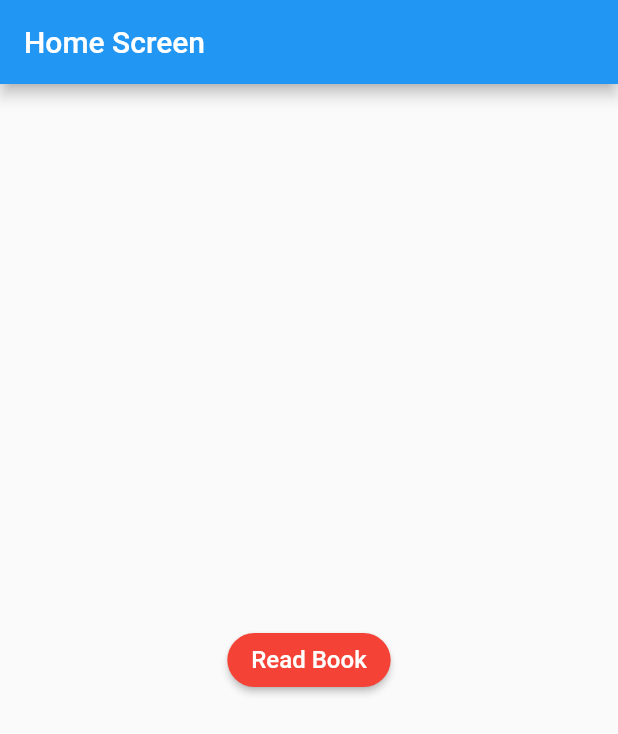
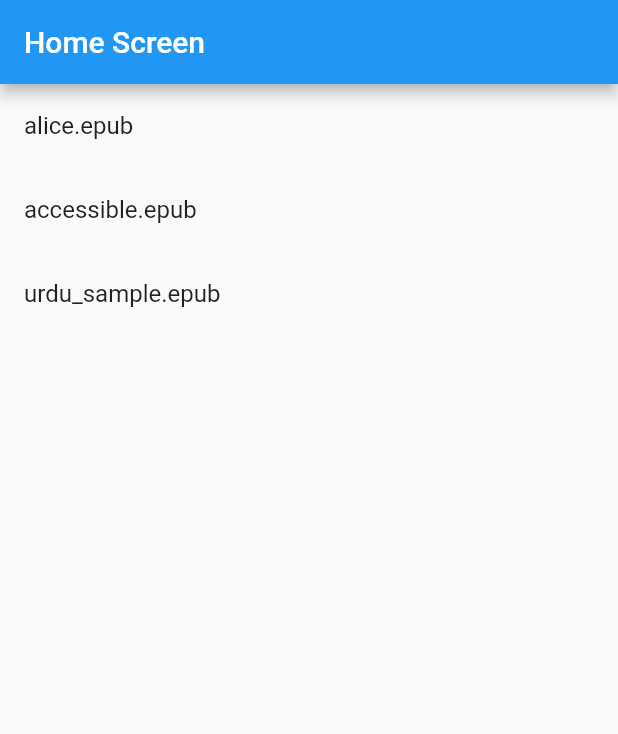
Before and after one commit to gohil-rahul-tft/epub-sample-flutter, a Flutter app: the screen it shows after launch, on a phone screen of 412 x 824 dp. Shown: the top 734 px of the screen. Run offline on Flutter 3.47's test engine with Material 2 defaults, Android fonts, the light colour scheme and no system bars; our stand-ins replace webview_flutter; missing offline and left inert: flutter_archive, flutter_inappwebview; accounts and stored records are empty.

Commit message:
Dynamic Book parser added according to the book selection for epub2 and epub3 books.

```diff
--- a/lib/screens/home_screen.dart
+++ b/lib/screens/home_screen.dart
@@ -1,5 +1,6 @@
 import 'package:epub_sample/helpers/epub_helper.dart';
 import 'package:flutter/material.dart';
+import 'package:webview_flutter/webview_flutter.dart';
 
 class HomeScreen extends StatefulWidget {
   const HomeScreen({Key? key}) : super(key: key);
@@ -9,32 +10,129 @@ class HomeScreen extends StatefulWidget {
 }
 
 class _HomeScreenState extends State<HomeScreen> {
+  late List<String> hrefs;
+  final List<String> books = [
+    "alice.epub",
+    "accessible.epub",
+    "urdu_sample.epub"
+  ];
+
+  bool isBookLoaded = false;
+  int currentIndex = 0;
+  WebViewController controller = WebViewController()
+    ..setJavaScriptMode(JavaScriptMode.unrestricted)
+    ..setBackgroundColor(const Color(0x00000000))
+    ..setNavigationDelegate(
+      NavigationDelegate(
+        onNavigationRequest: (NavigationRequest request) {
+          return NavigationDecision.navigate;
+        },
+      ),
+    );
+
+  @override
+  void initState() {
+    super.initState();
+  }
+
+  void changeFile(String filePath) async {
+    setState(() {
+      controller
+          // ..loadRequest(htmlToURI('https://flutter.dev'));
+          //   ..loadHtmlString(assetFile);
+          // .loadFlutterAsset("assets/html/index.html");
+          .loadFile(Uri.file(filePath).toString());
+    });
+  }
+
   @override
   Widget build(BuildContext context) {
     return Scaffold(
       appBar: AppBar(
         title: const Text("Home Screen"),
       ),
+      floatingActionButton: isBookLoaded
+          ? Row(
+              mainAxisAlignment: MainAxisAlignment.end,
+              children: [
+                FloatingActionButton(
+                  onPressed: () {
+                    setState(() {
+                      isBookLoaded = false;
+                    });
+                  },
+                  child: const Icon(Icons.cancel),
+                ),
+                const SizedBox(width: 16),
+
+                FloatingActionButton(
+                  onPressed: () {
+                    setState(() {
+                      if (currentIndex > 0) {
+                        currentIndex--;
+                      } else {
+                        currentIndex = hrefs.length - 1;
+                      }
+
+                      changeFile(hrefs[currentIndex]);
+                    });
+                  },
+                  child: const Icon(Icons.arrow_back),
+                ),
+                const SizedBox(width: 16),
+                FloatingActionButton(
+                  onPressed: () {
+                    setState(() {
+                      if (currentIndex < hrefs.length - 1) {
+                        currentIndex++;
+                      } else {
+                        currentIndex = 0;
+                      }
+                      changeFile(hrefs[currentIndex]);
+                    });
+                  },
+                  child: const Icon(Icons.arrow_forward),
+                ),
+
+              ],
+            )
+          : Container(),
       body: Center(
         child: Column(
           mainAxisAlignment: MainAxisAlignment.center,
           crossAxisAlignment: CrossAxisAlignment.center,
           children: [
-            ElevatedButton(
-              onPressed: () {
-                EpubHelper helper = EpubHelper();
-                helper.parseEPUB();
-              },
-              style: ElevatedButton.styleFrom(
-                  shape: const StadiumBorder(), backgroundColor: Colors.red),
-              child: const Text(
-                'Read Book',
-                style: TextStyle(
-                  fontSize: 16.0,
-                  fontWeight: FontWeight.w500,
+            if (!isBookLoaded)
+
+              Expanded(
+                child: ListView.builder(
+                  itemCount: books.length,
+                  itemBuilder: (context, index) {
+                    return ListTile(
+                      title: Text(books[index]),
+                      onTap: () async {
+                        EpubHelper helper = EpubHelper();
+                        hrefs = await helper.parseEPUB(bookName: books[index]);
+                        setState(() {
+                          isBookLoaded = true;
+                          changeFile(hrefs[currentIndex]);
+                        });
+                      },
+                    );
+                  },
                 ),
               ),
-            ),
+            if (isBookLoaded) ...[
+              Container(
+                child: Text(
+                  'Current Href: ${hrefs[currentIndex]}',
+                  style: TextStyle(fontSize: 18),
+                ),
+              ),
+
+              Expanded(child: WebViewWidget(controller: controller)),
+              // Display additional content based on the current href
+            ],
           ],
         ),
       ),
```
Also changed, not shown: lib/helpers/epub_helper.dart (+41 -48 lines).
